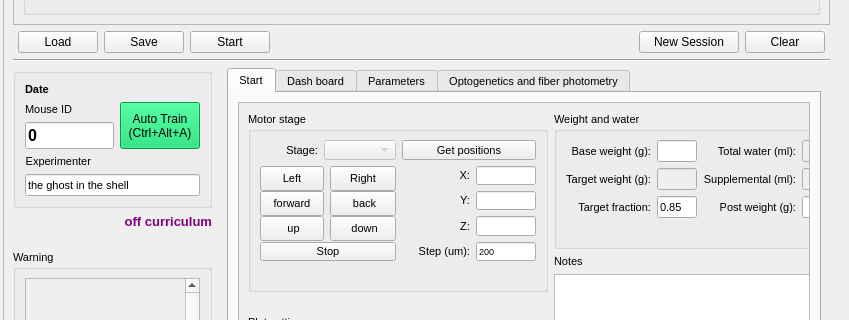
Before: the Qt Designer form src/foraging_gui/ForagingGUI.ui in AllenNeuralDynamics/dynamic-foraging-task, drawn with Qt 5; both pictures show x 111 to 960 and y 243 to 563 of the 960 by 725 pixel window.
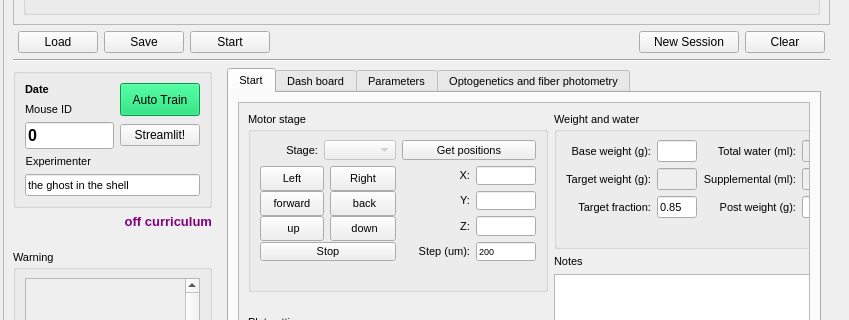
After: the same form once the commit is applied. The open tabs and pages were chosen to show the change. Icons and pictures are not drawn.

Commit message: add button to open mouse training history in streamlit

```diff
--- a/src/foraging_gui/ForagingGUI.ui
+++ b/src/foraging_gui/ForagingGUI.ui
@@ -372,35 +372,6 @@
                      </property>
                     </widget>
                    </item>
-                   <item row="1" column="3" rowspan="2">
-                    <widget class="QPushButton" name="AutoTrain">
-                     <property name="sizePolicy">
-                      <sizepolicy hsizetype="Minimum" vsizetype="Preferred">
-                       <horstretch>10</horstretch>
-                       <verstretch>0</verstretch>
-                      </sizepolicy>
-                     </property>
-                     <property name="maximumSize">
-                      <size>
-                       <width>16777215</width>
-                       <height>50</height>
-                      </size>
-                     </property>
-                     <property name="autoFillBackground">
-                      <bool>false</bool>
-                     </property>
-                     <property name="styleSheet">
-                      <string notr="true">background-color: rgb(0, 214, 103);</string>
-                     </property>
-                     <property name="text">
-                      <string>Auto Train
-(Ctrl+Alt+A)</string>
-                     </property>
-                     <property name="shortcut">
-                      <string>Ctrl+Alt+A</string>
-                     </property>
-                    </widget>
-                   </item>
                    <item row="3" column="1">
                     <widget class="QLabel" name="label_74">
                      <property name="sizePolicy">
@@ -445,6 +416,41 @@
                      </property>
                     </widget>
                    </item>
+                   <item row="0" column="3" rowspan="2">
+                    <widget class="QPushButton" name="AutoTrain">
+                     <property name="sizePolicy">
+                      <sizepolicy hsizetype="Minimum" vsizetype="Preferred">
+                       <horstretch>10</horstretch>
+                       <verstretch>0</verstretch>
+                      </sizepolicy>
+                     </property>
+                     <property name="maximumSize">
+                      <size>
+                       <width>16777215</width>
+                       <height>50</height>
+                      </size>
+                     </property>
+                     <property name="autoFillBackground">
+                      <bool>false</bool>
+                     </property>
+                     <property name="styleSheet">
+                      <string notr="true">background-color: rgb(0, 214, 103);</string>
+                     </property>
+                     <property name="text">
+                      <string>Auto Train</string>
+                     </property>
+                     <property name="shortcut">
+                      <string>Ctrl+Alt+A</string>
+                     </property>
+                    </widget>
+                   </item>
+                   <item row="2" column="3">
+                    <widget class="QPushButton" name="pushButton_streamlit">
+                     <property name="text">
+                      <string>Streamlit!</string>
+                     </property>
+                    </widget>
+                   </item>
                   </layout>
                  </item>
                 </layout>
@@ -1806,7 +1812,7 @@
                            </property>
                           </widget>
                          </item>
-                         <item row="4" column="0" colspan="5">
+                         <item row="4" column="0" colspan="3">
                           <widget class="QLabel" name="TotalWaterWarning">
                            <property name="minimumSize">
                             <size>
```
Left out of the diff: 2 changed lines with no effect on the pictures. The commit also changes 1 other file.
